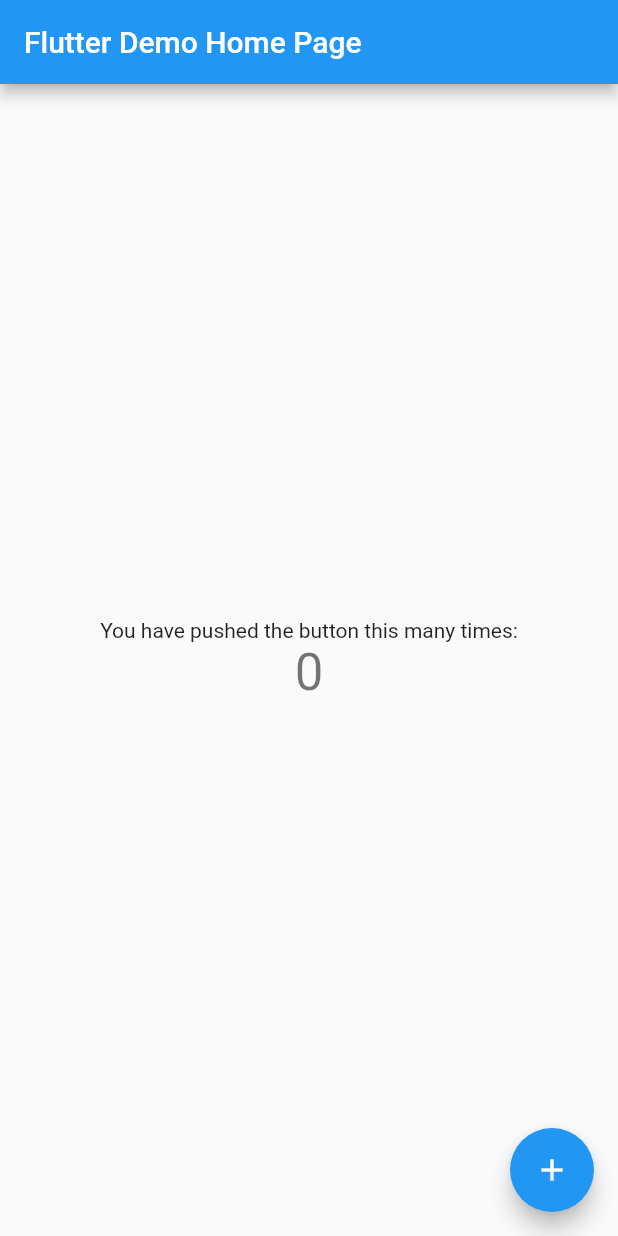
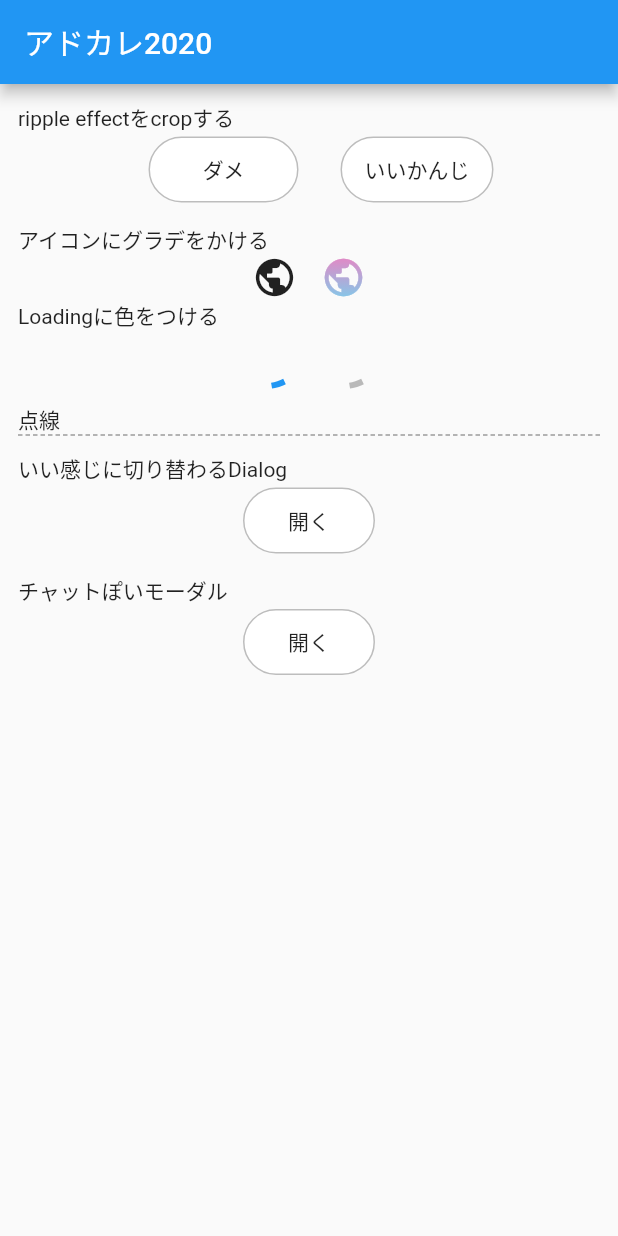
Before and after one commit to y0ssh1/flutter_advent_2020, a Flutter app: the screen it shows after launch, on a phone screen of 412 x 824 dp. Run offline on Flutter 3.47's test engine with Material 2 defaults, Android fonts, the phone set to English and light mode, and no system bars; our stand-ins replace state_notifier; missing offline and left inert: flutter_state_notifier.

Commit message:
implementいろいろ

```diff
--- /dev/null
+++ b/lib/components/gradation_icon.dart
@@ -0,0 +1,21 @@
+import 'package:flutter/material.dart';
+
+class GradationIcon extends StatelessWidget {
+  final IconData icon;
+  final double size;
+
+  const GradationIcon({Key key, @required this.icon, @required this.size})
+      : super(key: key);
+
+  @override
+  Widget build(BuildContext context) {
+    return ShaderMask(
+      shaderCallback: (rect) => const LinearGradient(
+          begin: Alignment.topCenter,
+          end: Alignment.bottomCenter,
+          colors: [Color(0xffE885C3), Color(0xff80CAEA)],
+          stops: [0, 1.0]).createShader(rect),
+      child: Icon(icon, size: size, color: Colors.white),
+    );
+  }
+}
--- /dev/null
+++ b/lib/components/loading_indicator.dart
@@ -0,0 +1,6 @@
+import 'package:flutter/material.dart';
+
+class LoadingIndicator extends CircularProgressIndicator {
+  LoadingIndicator(Color color)
+      : super(valueColor: AlwaysStoppedAnimation(color));
+}
--- /dev/null
+++ b/lib/components/rounded_button.dart
@@ -0,0 +1,34 @@
+import 'package:flutter/cupertino.dart';
+import 'package:flutter/material.dart';
+
+class RoundedButton extends StatelessWidget {
+  final VoidCallback onTap;
+  final double height;
+  final double width;
+  final Widget child;
+
+  const RoundedButton({
+    Key key,
+    @required this.onTap,
+    @required this.width,
+    @required this.height,
+    @required this.child,
+  }) : super(key: key);
+
+  @override
+  Widget build(BuildContext context) {
+    return FlatButton(
+      color: Colors.white,
+      shape: RoundedRectangleBorder(
+          borderRadius: BorderRadius.circular(height / 2),
+          side: BorderSide(color: Colors.black26)),
+      onPressed: onTap,
+      child: SizedBox(
+        height: height,
+        child: Center(
+          child: child,
+        ),
+      ),
+    );
+  }
+}
--- a/lib/main.dart
+++ b/lib/main.dart
@@ -1,4 +1,10 @@
 import 'package:flutter/material.dart';
+import 'package:flutter_advent_2020/components/chat_modal.dart';
+import 'package:flutter_advent_2020/components/dash_divider.dart';
+import 'package:flutter_advent_2020/components/gradation_icon.dart';
+import 'package:flutter_advent_2020/components/loading_indicator.dart';
+import 'package:flutter_advent_2020/components/rounded_button.dart';
+import 'package:flutter_advent_2020/components/switchable_dialog.dart';
 
 void main() {
   runApp(MyApp());
@@ -11,107 +17,114 @@ class MyApp extends StatelessWidget {
     return MaterialApp(
       title: 'Flutter Demo',
       theme: ThemeData(
-        // This is the theme of your application.
-        //
-        // Try running your application with "flutter run". You'll see the
-        // application has a blue toolbar. Then, without quitting the app, try
-        // changing the primarySwatch below to Colors.green and then invoke
-        // "hot reload" (press "r" in the console where you ran "flutter run",
-        // or simply save your changes to "hot reload" in a Flutter IDE).
-        // Notice that the counter didn't reset back to zero; the application
-        // is not restarted.
         primarySwatch: Colors.blue,
-        // This makes the visual density adapt to the platform that you run
-        // the app on. For desktop platforms, the controls will be smaller and
-        // closer together (more dense) than on mobile platforms.
         visualDensity: VisualDensity.adaptivePlatformDensity,
       ),
-      home: MyHomePage(title: 'Flutter Demo Home Page'),
+      home: MyHomePage(),
     );
   }
 }
 
 class MyHomePage extends StatefulWidget {
-  MyHomePage({Key key, this.title}) : super(key: key);
-
-  // This widget is the home page of your application. It is stateful, meaning
-  // that it has a State object (defined below) that contains fields that affect
-  // how it looks.
-
-  // This class is the configuration for the state. It holds the values (in this
-  // case the title) provided by the parent (in this case the App widget) and
-  // used by the build method of the State. Fields in a Widget subclass are
-  // always marked "final".
-
-  final String title;
+  MyHomePage({Key key}) : super(key: key);
 
   @override
   _MyHomePageState createState() => _MyHomePageState();
 }
 
 class _MyHomePageState extends State<MyHomePage> {
-  int _counter = 0;
-
-  void _incrementCounter() {
-    setState(() {
-      // This call to setState tells the Flutter framework that something has
-      // changed in this State, which causes it to rerun the build method below
-      // so that the display can reflect the updated values. If we changed
-      // _counter without calling setState(), then the build method would not be
-      // called again, and so nothing would appear to happen.
-      _counter++;
-    });
-  }
-
   @override
   Widget build(BuildContext context) {
-    // This method is rerun every time setState is called, for instance as done
-    // by the _incrementCounter method above.
-    //
-    // The Flutter framework has been optimized to make rerunning build methods
-    // fast, so that you can just rebuild anything that needs updating rather
-    // than having to individually change instances of widgets.
     return Scaffold(
       appBar: AppBar(
-        // Here we take the value from the MyHomePage object that was created by
-        // the App.build method, and use it to set our appbar title.
-        title: Text(widget.title),
+        title: Text('アドカレ2020'),
       ),
-      body: Center(
-        // Center is a layout widget. It takes a single child and positions it
-        // in the middle of the parent.
+      body: SingleChildScrollView(
+        child: Padding(
+          padding: EdgeInsets.all(12),
           child: Column(
-          // Column is also a layout widget. It takes a list of children and
-          // arranges them vertically. By default, it sizes itself to fit its
-          // children horizontally, and tries to be as tall as its parent.
-          //
-          // Invoke "debug painting" (press "p" in the console, choose the
-          // "Toggle Debug Paint" action from the Flutter Inspector in Android
-          // Studio, or the "Toggle Debug Paint" command in Visual Studio Code)
-          // to see the wireframe for each widget.
-          //
-          // Column has various properties to control how it sizes itself and
-          // how it positions its children. Here we use mainAxisAlignment to
-          // center the children vertically; the main axis here is the vertical
-          // axis because Columns are vertical (the cross axis would be
-          // horizontal).
-          mainAxisAlignment: MainAxisAlignment.center,
+            mainAxisSize: MainAxisSize.max,
+            crossAxisAlignment: CrossAxisAlignment.stretch,
             children: <Widget>[
               Text(
-              'You have pushed the button this many times:',
+                'ripple effectをcropする',
               ),
+              Row(
+                mainAxisSize: MainAxisSize.min,
+                mainAxisAlignment: MainAxisAlignment.center,
+                children: [
+                  FlatButton(
+                    onPressed: () {},
+                    child: Container(
+                      height: 44,
+                      width: 100,
+                      decoration: BoxDecoration(
+                          color: Colors.white,
+                          borderRadius: BorderRadius.circular(22),
+                          border: Border.all(color: Colors.black26)),
+                      child: Center(child: Text('ダメ')),
+                    ),
+                  ),
+                  const SizedBox(width: 12),
+                  RoundedButton(
+                      onTap: () {},
+                      width: 100,
+                      height: 44,
+                      child: Text('いいかんじ'))
+                ],
+              ),
+              const SizedBox(height: 12),
+              Text('アイコンにグラデをかける'),
+              Row(
+                mainAxisAlignment: MainAxisAlignment.center,
+                children: [
+                  Icon(Icons.public, size: 30),
+                  const SizedBox(width: 16),
+                  GradationIcon(icon: Icons.public, size: 30)
+                ],
+              ),
+              Text('Loadingに色をつける'),
+              Row(
+                mainAxisAlignment: MainAxisAlignment.center,
+                children: [
+                  CircularProgressIndicator(),
+                  const SizedBox(width: 16),
+                  LoadingIndicator(Colors.black26)
+                ],
+              ),
+              const SizedBox(height: 12),
               Text(
-              '$_counter',
-              style: Theme.of(context).textTheme.headline4,
+                '点線',
               ),
+              DashDivider(),
+              const SizedBox(height: 12),
+              Text('いい感じに切り替わるDialog'),
+              Row(
+                mainAxisAlignment: MainAxisAlignment.center,
+                children: [
+                  RoundedButton(
+                      onTap: () => showSwitchableDialog(context),
+                      width: 100,
+                      height: 44,
+                      child: Text('開く')),
+                ],
+              ),
+              const SizedBox(height: 12),
+              Text('チャットぽいモーダル'),
+              Row(
+                mainAxisAlignment: MainAxisAlignment.center,
+                children: [
+                  RoundedButton(
+                      onTap: () => showHalfModal(context),
+                      width: 100,
+                      height: 44,
+                      child: Text('開く')),
+                ],
+              )
             ],
           ),
         ),
-      floatingActionButton: FloatingActionButton(
-        onPressed: _incrementCounter,
-        tooltip: 'Increment',
-        child: Icon(Icons.add),
-      ), // This trailing comma makes auto-formatting nicer for build methods.
+      ),
     );
   }
 }
--- a/pubspec.yaml
+++ b/pubspec.yaml
@@ -21,6 +21,9 @@ environment:
   sdk: ">=2.7.0 <3.0.0"
 
 dependencies:
+  provider: ^4.3.2+3
+  flutter_state_notifier: ^0.6.1
+  state_notifier: ^0.6.0
   flutter:
     sdk: flutter
 
```
Also changed, not shown: lib/components/chat_modal.dart (added, +86 -0 lines), lib/components/dash_divider.dart (added, +44 -0 lines), lib/components/switchable_dialog.dart (added, +122 -0 lines), lib/states/chat_form_state.dart (added, +26 -0 lines), lib/states/chat_list_state.dart (added, +24 -0 lines), pubspec.lock. Lines whose indentation alone changed are shown as unchanged.
